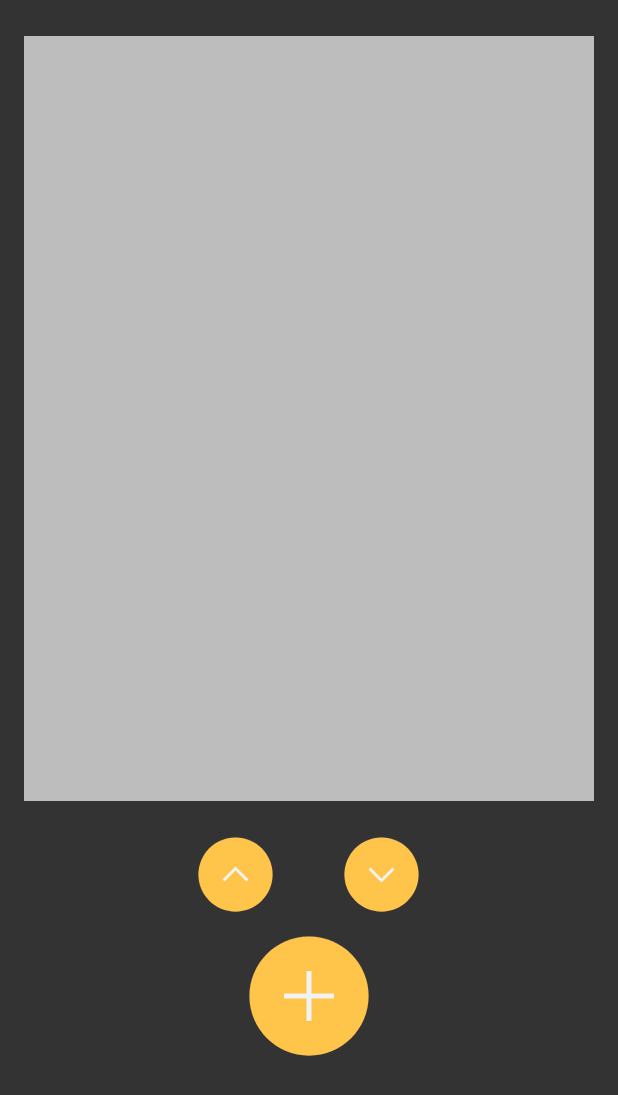
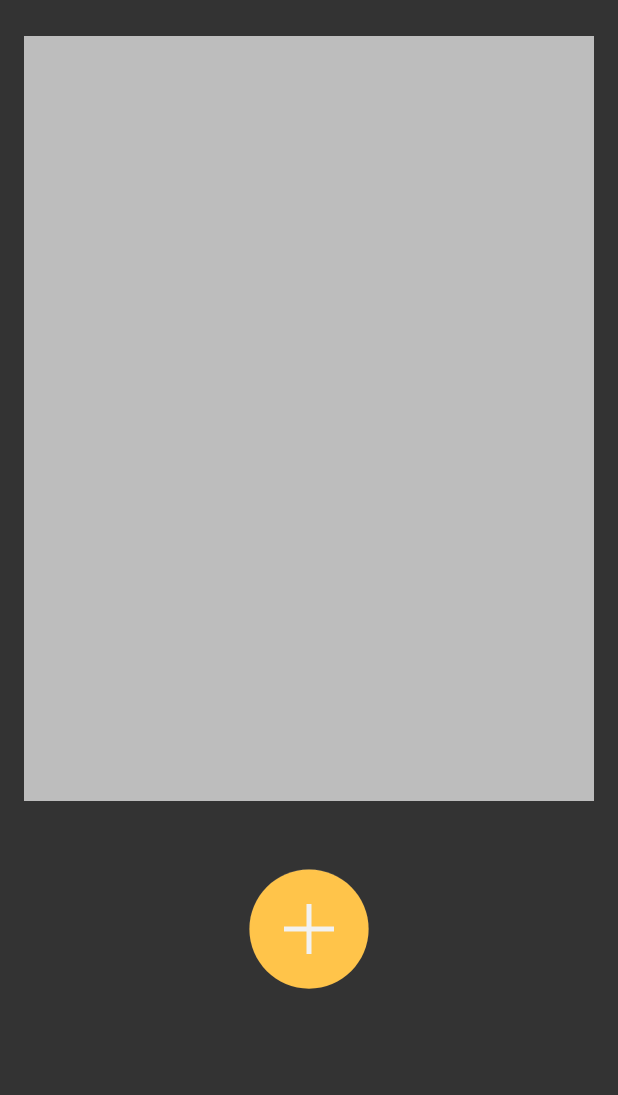
Before and after one commit to JoakimLevorsen/AudientesCompanion, an Android app: the layout activity_programs.xml on its own in the app's theme, with its tools: preview values and no code run, on a phone screen of 412 x 824 dp. Shown: the top 1095 px of the screen. Run offline under Robolectric (Android 15) with nearby library versions, the phone set to English and light mode, and no system bars.

Commit message:
Update activity_programs.xml
Removed up/down buttons

```diff
--- a/app/src/main/res/layout/activity_programs.xml
+++ b/app/src/main/res/layout/activity_programs.xml
@@ -20,45 +20,7 @@
 
         <Space
             android:layout_width="match_parent"
-            android:layout_height="24dp" />
-
-        <LinearLayout
-            android:layout_width="match_parent"
-            android:layout_height="wrap_content"
-            android:orientation="horizontal">
-
-            <Space
-                android:layout_width="wrap_content"
-                android:layout_height="wrap_content"
-                android:layout_weight="1" />
-
-            <Button
-                android:id="@+id/upButton"
-                android:layout_width="50dp"
-                android:layout_height="50dp"
-                android:background="@drawable/ic_up"
-                android:stateListAnimator="@null" />
-
-            <Space
-                android:layout_width="47dp"
-                android:layout_height="match_parent" />
-
-            <Button
-                android:id="@+id/downButton"
-                android:layout_width="50dp"
-                android:layout_height="50dp"
-                android:background="@drawable/ic_down"
-                android:stateListAnimator="@null" />
-
-            <Space
-                android:layout_width="wrap_content"
-                android:layout_height="wrap_content"
-                android:layout_weight="1" />
-        </LinearLayout>
-
-        <Space
-            android:layout_width="match_parent"
-            android:layout_height="16dp" />
+            android:layout_height="45dp" />
 
         <LinearLayout
             android:layout_width="match_parent"
```
